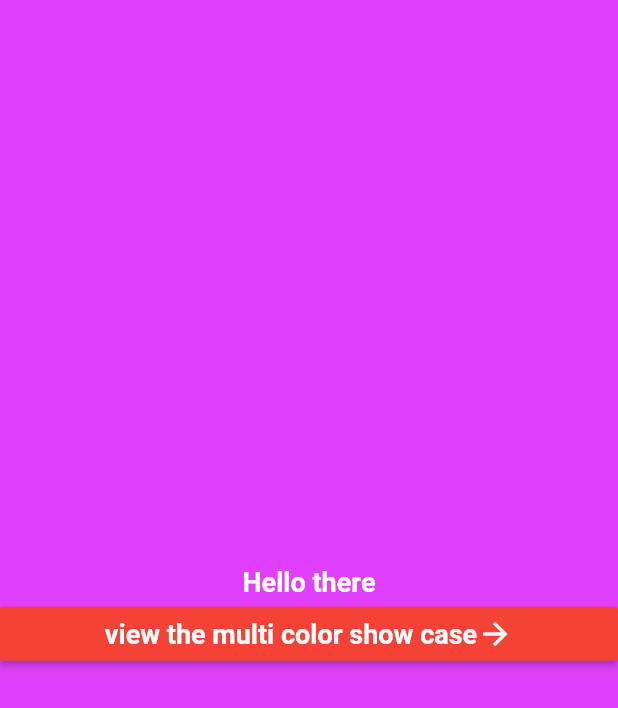
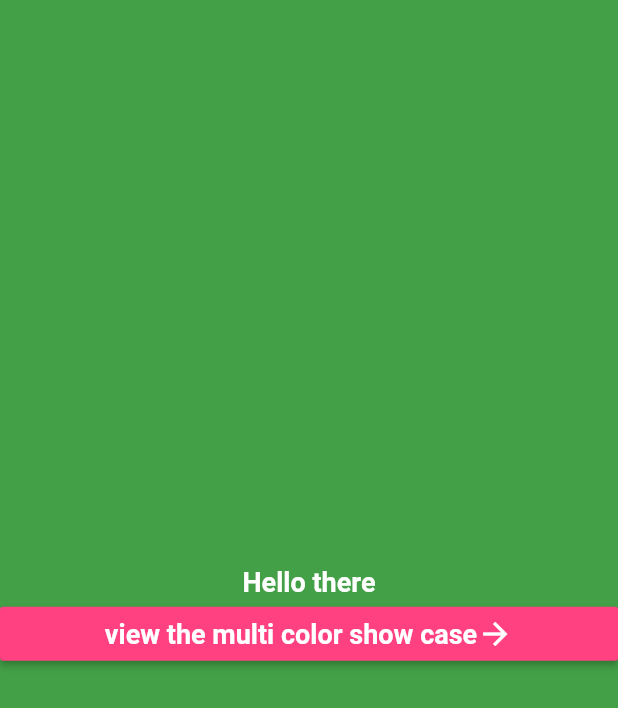
Before and after one commit to iamthejahid/random_color_generator, a Flutter app: the screen it shows after launch, on a phone screen of 412 x 824 dp. Shown: the top 708 px of the screen. Run offline on Flutter 3.47's test engine with Material 2 defaults, Android fonts, the phone set to English and light mode, and no system bars; our stand-ins replace equatable, get_it, hooks_riverpod.

Commit message:
update : managing state of color show case page, this fix #6

```diff
--- a/lib/core/dependency_injector_contain.dart
+++ b/lib/core/dependency_injector_contain.dart
@@ -1,4 +1,7 @@
 import 'package:get_it/get_it.dart';
+import 'package:hooks_riverpod/hooks_riverpod.dart';
+import 'package:random_color_generator/application/color_show_notifier/color_show_notifier.dart';
+import 'package:random_color_generator/application/color_show_notifier/color_show_notifier_state.dart';
 import 'package:random_color_generator/domain/random_color_generator_domain.dart';
 import 'package:random_color_generator/infrastructur/random_color_generator_i.dart';
 
@@ -17,3 +20,11 @@ Future<void> init() async {
     () => RandomColorGeneratorI(),
   );
 }
+
+/// The `ColorStateNotifierProvider` is a provider that creates
+/// a state notifier instance of `ColorShowNotifier` and provides
+/// it to its descendants.
+final colorStateNotifierProvider =
+    StateNotifierProvider<ColorShowNotifier, ColorShowNotifierState>((ref) {
+  return ColorShowNotifier(randomColorGeneratorDomain: sl());
+});
--- a/lib/core/font_size.dart
+++ b/lib/core/font_size.dart
@@ -5,3 +5,9 @@ const double FONT_SIZE = 18.0;
 
 // ignore: public_member_api_docs
 const int GRIDS_AMOUNT = 9;
+
+/// Possibility Maker number for Background
+const int POSSIBILITY_MAKER_NUMBER_FOR_BG = 9;
+
+/// Possibility Maker number for Button
+const int POSSIBILITY_MAKER_NUMBER_FOR_BUTTON = 7;
--- a/lib/presentation/color_page/color_show_case_page.dart
+++ b/lib/presentation/color_page/color_show_case_page.dart
@@ -1,22 +1,25 @@
 import 'package:flutter/material.dart';
+import 'package:hooks_riverpod/hooks_riverpod.dart';
+import 'package:random_color_generator/core/dependency_injector_contain.dart';
 import 'package:random_color_generator/core/font_size.dart';
 import 'package:random_color_generator/presentation/color_page/multi_color_show_case_page.dart';
-// import 'package:hooks_riverpod/hooks_riverpod.dart';
 
 /// The Single Color Showing Page.
-class ColorShowCasePage extends StatelessWidget {
+class ColorShowCasePage extends ConsumerWidget {
   @override
-  Widget build(BuildContext context) {
+  Widget build(BuildContext context, WidgetRef ref) {
     final Size screenSize = MediaQuery.of(context).size;
 
+    final currentSate = ref.watch(colorStateNotifierProvider);
+    final controller = ref.read(colorStateNotifierProvider.notifier);
+
     return Scaffold(
-      backgroundColor: Colors.purpleAccent,
-      body: Stack(
-        children: [
-          SizedBox(
-            width: double.infinity,
-            height: double.infinity,
-            child: SizedBox(
+      body: GestureDetector(
+        onTap: () => controller.colorChange(),
+        child: Container(
+          decoration: BoxDecoration(
+            color: currentSate.bgColor,
+          ),
           height: screenSize.height,
           width: screenSize.width,
           child: Center(
@@ -32,7 +35,7 @@ class ColorShowCasePage extends StatelessWidget {
                   ),
                 ),
                 MaterialButton(
-                      color: Colors.red,
+                  color: currentSate.buttonColor,
                   child: const Row(
                     mainAxisAlignment: MainAxisAlignment.center,
                     children: [
@@ -61,8 +64,6 @@ class ColorShowCasePage extends StatelessWidget {
           ),
         ),
       ),
-        ],
-      ),
     );
   }
 }
```
Also changed, not shown: lib/application/color_show_notifier/color_show_notifier.dart (added, +47 -0 lines), lib/application/color_show_notifier/color_show_notifier_state.dart (added, +54 -0 lines), 2 other files. Lines whose indentation alone changed are shown as unchanged.
